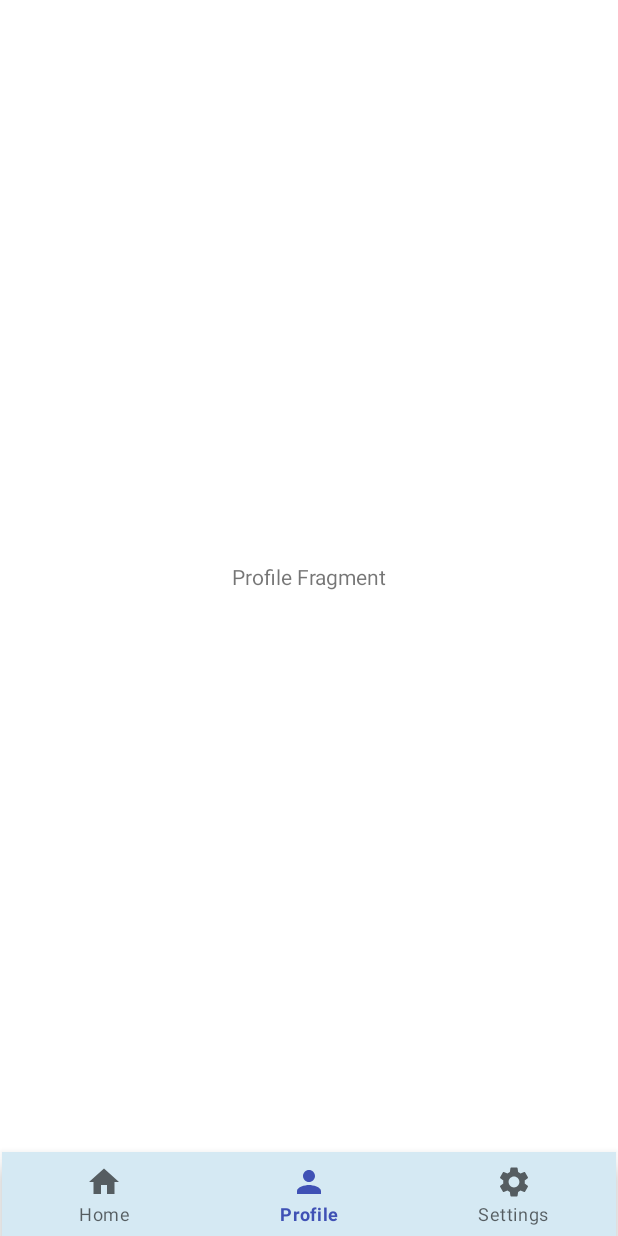
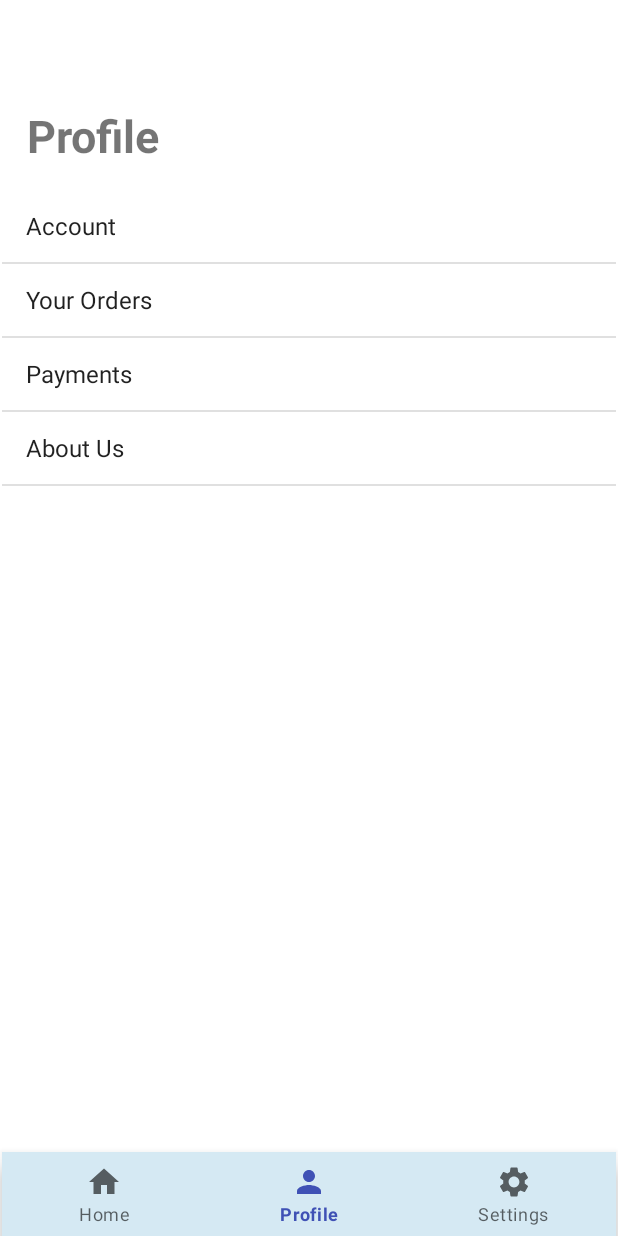
Before and after one commit to Piyush-0120/FuelOnWheels, an Android app: the ProfileFragment screen opened through its navigation route, on a phone screen of 412 x 824 dp. Run offline under Robolectric (Android 15) with nearby library versions, the phone set to English and light mode, and no system bars; our stand-ins replace navigation-ui.

Commit message:
fragment_profile.xml: minor changes

```diff
--- a/app/src/main/java/com/example/fuelonwheelsapp/ProfileFragment.java
+++ b/app/src/main/java/com/example/fuelonwheelsapp/ProfileFragment.java
@@ -66,21 +66,21 @@ public class ProfileFragment extends Fragment {
                              Bundle savedInstanceState) {
         // Inflate the layout for this fragment
         View view = inflater.inflate(R.layout.fragment_profile, container, false);
-//        ListView listView = view.findViewById(R.id.profile_menu);
-//        final ArrayList<String> arrayList = new ArrayList<String>();
-//        arrayList.add("Account");
-//        arrayList.add("Your Orders");
-//        arrayList.add("Payments");
-//        arrayList.add("About Us");
-//        ArrayAdapter<String> arrayAdapter = new ArrayAdapter<String>(getContext(), android.R.layout.simple_list_item_1,arrayList);
-//        listView.setAdapter(arrayAdapter);
-//
-//        listView.setOnItemClickListener(new AdapterView.OnItemClickListener() {
-//            @Override
-//            public void onItemClick(AdapterView<?> parent, View view, int position, long id) {
-//                Toast.makeText(getActivity(), arrayList.get(position), Toast.LENGTH_SHORT).show();
-//            }
-//        });
+        ListView listView = view.findViewById(R.id.profile_menu);
+        final ArrayList<String> arrayList = new ArrayList<String>();
+        arrayList.add("Account");
+        arrayList.add("Your Orders");
+        arrayList.add("Payments");
+        arrayList.add("About Us");
+        ArrayAdapter<String> arrayAdapter = new ArrayAdapter<String>(getContext(), android.R.layout.simple_list_item_1,arrayList);
+        listView.setAdapter(arrayAdapter);
+
+        listView.setOnItemClickListener(new AdapterView.OnItemClickListener() {
+            @Override
+            public void onItemClick(AdapterView<?> parent, View view, int position, long id) {
+                Toast.makeText(getActivity(), arrayList.get(position), Toast.LENGTH_SHORT).show();
+            }
+        });
         return view;
     }
 }
--- a/app/src/main/res/layout/fragment_profile.xml
+++ b/app/src/main/res/layout/fragment_profile.xml
@@ -10,10 +10,24 @@
         android:id="@+id/textView3"
         android:layout_width="wrap_content"
         android:layout_height="wrap_content"
-        android:text="Profile Fragment"
+        android:text="Profile"
+        android:textSize="30sp"
+        android:textStyle="bold"
         app:layout_constraintBottom_toBottomOf="parent"
         app:layout_constraintEnd_toEndOf="parent"
-        app:layout_constraintHorizontal_bias="0.5"
+        app:layout_constraintHorizontal_bias="0.052"
         app:layout_constraintStart_toStartOf="parent"
-        app:layout_constraintTop_toTopOf="parent" />
+        app:layout_constraintTop_toTopOf="parent"
+        app:layout_constraintVertical_bias="0.036" />
+
+    <ListView
+        android:id="@+id/profile_menu"
+        android:layout_width="0dp"
+        android:layout_height="0dp"
+        android:layout_marginTop="16dp"
+        app:layout_constraintBottom_toBottomOf="parent"
+        app:layout_constraintEnd_toEndOf="parent"
+        app:layout_constraintStart_toStartOf="parent"
+        app:layout_constraintTop_toBottomOf="@+id/textView3"
+        app:layout_constraintVertical_bias="1.0" />
 </androidx.constraintlayout.widget.ConstraintLayout>
```
